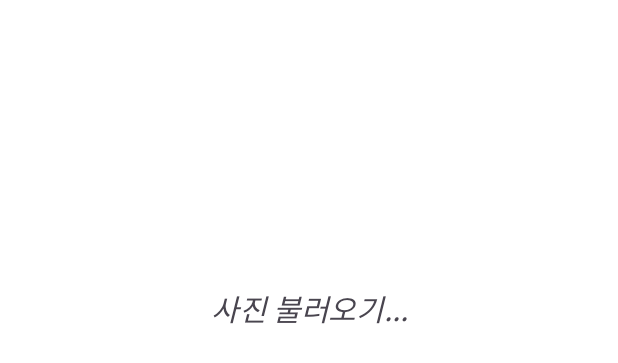
After one commit to 1three/kotlin-gallery, an Android app: the layout item_load_more.xml on its own in the app's theme, with its tools: preview values and no code run, on a phone screen of 412 x 824 dp. The commit adds this screen. Shown: the top 363 px of the screen. Run offline under Robolectric (Android 15) with nearby library versions, the phone set to English and light mode, and no system bars.

Commit message:
feat: 이미지 가져오기 구현 (RecyclerView, ListAdapter, GridLayoutManager)

```diff
--- /dev/null
+++ b/app/src/main/res/layout/item_load_more.xml
@@ -0,0 +1,20 @@
+<?xml version="1.0" encoding="utf-8"?>
+<androidx.constraintlayout.widget.ConstraintLayout xmlns:android="http://schemas.android.com/apk/res/android"
+    xmlns:app="http://schemas.android.com/apk/res-auto"
+    android:layout_width="match_parent"
+    android:layout_height="wrap_content">
+
+    <TextView
+        android:id="@+id/loadMoreImageView"
+        android:layout_width="match_parent"
+        android:layout_height="0dp"
+        android:background="@color/white"
+        android:gravity="center"
+        android:text="@string/text_loadImage"
+        android:textSize="20sp"
+        android:textStyle="italic"
+        app:layout_constraintDimensionRatio="1.0"
+        app:layout_constraintStart_toStartOf="parent"
+        app:layout_constraintTop_toTopOf="parent" />
+
+</androidx.constraintlayout.widget.ConstraintLayout>
--- a/app/src/main/res/values/strings.xml
+++ b/app/src/main/res/values/strings.xml
@@ -1,4 +1,5 @@
 <resources>
     <string name="app_name">gallery</string>
     <string name="button_loadImage">이미지 불러오기</string>
+    <string name="text_loadImage">사진 불러오기...</string>
 </resources>
```
Also changed, not shown: app/src/main/java/fastcampus/part1/gallery/ImageAdapter.kt (added, +120 -0 lines), app/src/main/java/fastcampus/part1/gallery/MainActivity.kt (+60 -11 lines), app/src/main/res/layout/activity_main.xml (+9 -1 lines), app/src/main/res/layout/item_image.xml (added, +17 -0 lines).
